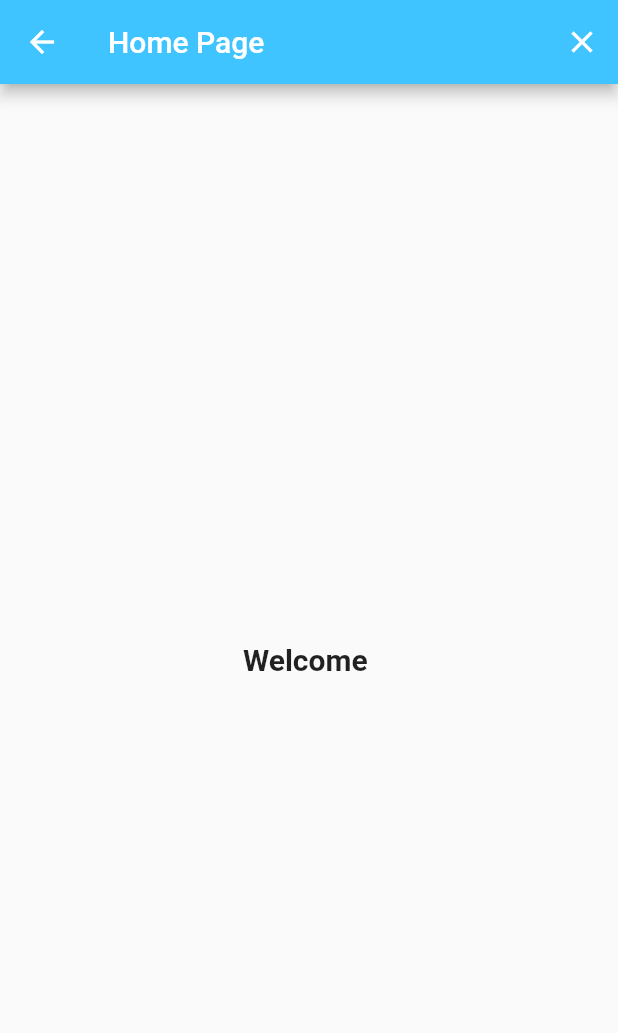
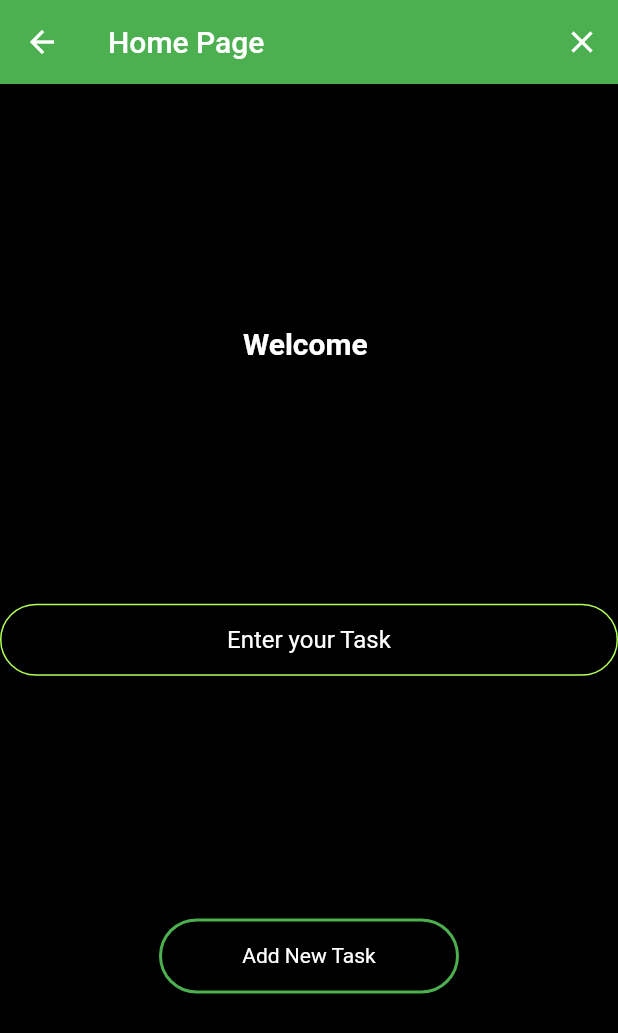
Before and after one commit to ScottJohnson02/flutter-todo-list, a Flutter app: the Home screen opened by its route, on a phone screen of 412 x 824 dp. Shown: the top 1033 px of the screen. Run offline on Flutter 3.47's test engine with Material 2 defaults, Android fonts, the phone set to English and light mode, and no system bars; our stand-ins replace cloud_firestore, firebase_auth, firebase_core, modal_progress_hud; accounts and stored records are empty.

Commit message:
tasks can be created unique to users.

```diff
--- a/lib/home.dart
+++ b/lib/home.dart
@@ -1,8 +1,27 @@
 import 'package:flutter/material.dart';
 import 'package:firebase_auth/firebase_auth.dart';
+import 'package:cloud_firestore/cloud_firestore.dart';
 
+final db = FirebaseFirestore.instance;
 User loggedinUser;
 String loggedinUserEmail;
+String task;
+const kTextFieldDecoration = InputDecoration(
+  hintText: 'Enter a value',
+  hintStyle: TextStyle(color: Colors.white),
+  contentPadding: EdgeInsets.symmetric(vertical: 10.0, horizontal: 20.0),
+  border: OutlineInputBorder(
+    borderRadius: BorderRadius.all(Radius.circular(32.0)),
+  ),
+  enabledBorder: OutlineInputBorder(
+    borderSide: BorderSide(color: Colors.lightGreenAccent, width: 1.0),
+    borderRadius: BorderRadius.all(Radius.circular(32.0)),
+  ),
+  focusedBorder: OutlineInputBorder(
+    borderSide: BorderSide(color: Colors.lightGreenAccent, width: 2.0),
+    borderRadius: BorderRadius.all(Radius.circular(32.0)),
+  ),
+);
 
 class Home extends StatefulWidget {
   @override
@@ -46,13 +65,55 @@ class _HomeState extends State<Home> {
               }),
         ],
         title: Text('Home Page'),
-        backgroundColor: Colors.lightBlueAccent,
+        backgroundColor: Colors.green,
       ),
       body: Center(
-        child: Text(
-          "Welcome $loggedinUserEmail",
-          style: TextStyle(fontSize: 20.0, fontWeight: FontWeight.bold),
-        ),
+        child: Container(
+            width: 500,
+            height: 1000,
+            color: Colors.black,
+            alignment: Alignment.center,
+            child: Column(
+              mainAxisAlignment: MainAxisAlignment.spaceEvenly,
+              crossAxisAlignment: CrossAxisAlignment.center,
+              children: [
+                Text(
+                  "Welcome $loggedinUserEmail",
+                  style: TextStyle(
+                      fontSize: 20.0,
+                      fontWeight: FontWeight.bold,
+                      color: Colors.white),
+                ),
+                TextField(
+                    obscureText: true,
+                    textAlign: TextAlign.center,
+                    onChanged: (value) {
+                      task = value;
+                    },
+                    style: TextStyle(color: Colors.white),
+                    decoration: kTextFieldDecoration.copyWith(
+                        hintText: 'Enter your Task')),
+                GestureDetector(
+                    onTap: () {
+                      db
+                          .collection('users')
+                          .doc(loggedinUser.uid)
+                          .collection('tasks')
+                          .doc(task)
+                          .set({'title': task, 'time': new DateTime.now()});
+                    },
+                    child: Container(
+                        decoration: BoxDecoration(
+                            border: Border.all(width: 2, color: Colors.green),
+                            borderRadius:
+                                BorderRadius.all(Radius.circular(32.0))),
+                        alignment: Alignment.center,
+                        width: 200,
+                        height: 50,
+                        child: Text('Add New Task',
+                            style: TextStyle(color: Colors.white))))
+              ],
+            )),
       ),
     );
   }
```
